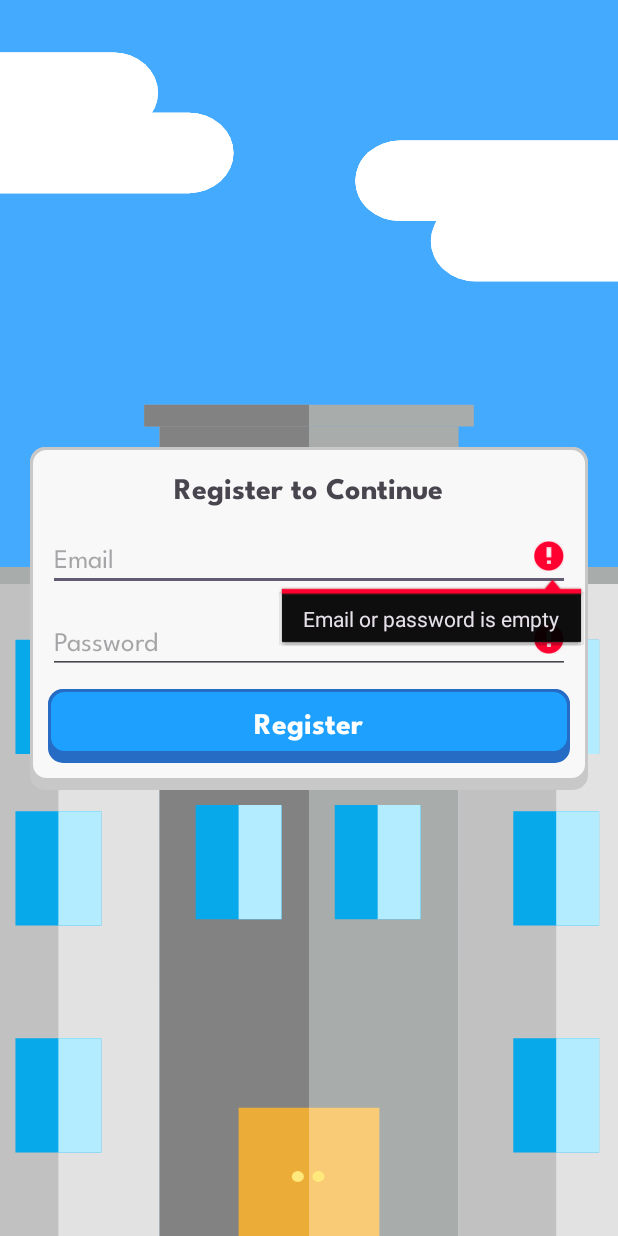
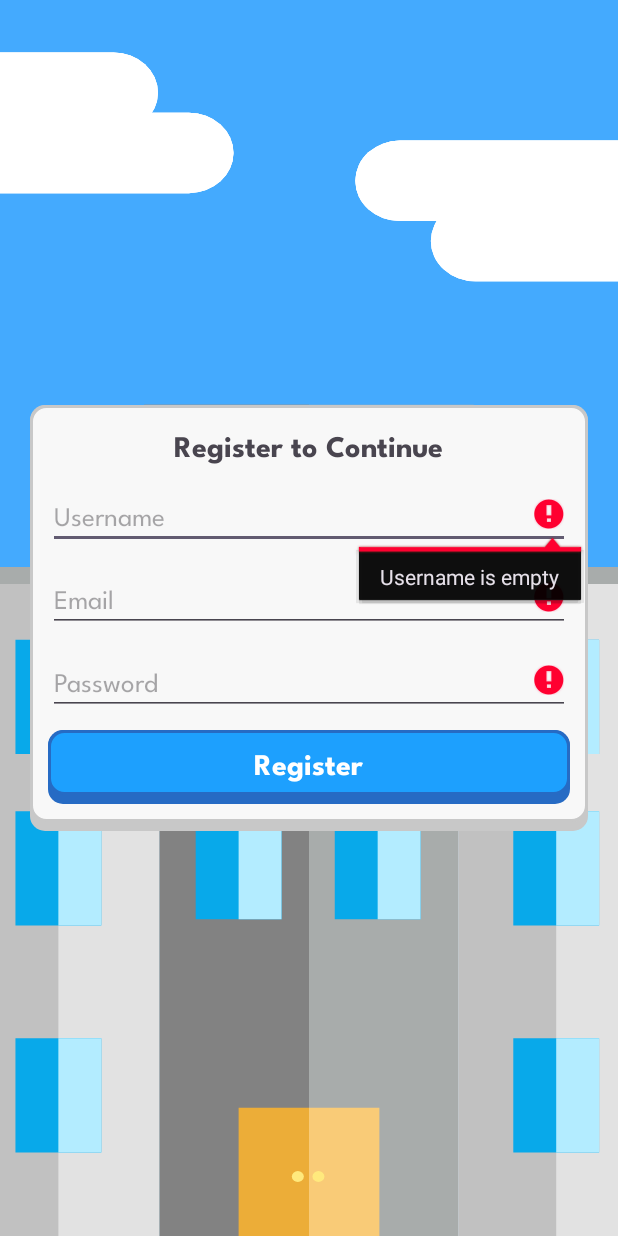
Before and after one commit to C242-PS009/HabitSagaAndroidApp, an Android app: the RegisterActivity screen opened directly, with no data from a screen before it, after a tap on "Register", on a phone screen of 412 x 824 dp. Run offline under Robolectric (Android 15) with nearby library versions, the phone set to English and light mode, and no system bars; our stand-ins replace Firebase (no records; nobody signed in at launch, a user with empty details on screens opened directly).

Commit message:
Update Register

```diff
--- a/app/src/main/java/com/c242_ps009/habitsaga/ui/auth/RegisterActivity.kt
+++ b/app/src/main/java/com/c242_ps009/habitsaga/ui/auth/RegisterActivity.kt
@@ -13,11 +13,13 @@ import androidx.core.view.WindowInsetsCompat
 import com.c242_ps009.habitsaga.databinding.ActivityRegisterBinding
 import com.google.firebase.auth.FirebaseAuth
 import com.google.firebase.auth.FirebaseAuthUserCollisionException
+import com.google.firebase.firestore.FirebaseFirestore
 
 class RegisterActivity : AppCompatActivity() {
 
     private lateinit var binding: ActivityRegisterBinding
     private lateinit var auth: FirebaseAuth
+    private lateinit var firestore: FirebaseFirestore
 
     override fun onCreate(savedInstanceState: Bundle?) {
         super.onCreate(savedInstanceState)
@@ -27,6 +29,7 @@ class RegisterActivity : AppCompatActivity() {
         setContentView(binding.root)
 
         auth = FirebaseAuth.getInstance()
+        firestore = FirebaseFirestore.getInstance()
 
         ViewCompat.setOnApplyWindowInsetsListener(binding.root) { v, insets ->
             val systemBars = insets.getInsets(WindowInsetsCompat.Type.systemBars())
@@ -37,9 +40,12 @@ class RegisterActivity : AppCompatActivity() {
         binding.cvRegister.setOnClickListener {
             val email = binding.etEmail.text.toString()
             val password = binding.etPassword.text.toString()
-            if (email.isEmpty() || password.isEmpty()) {
-                binding.etEmail.error = "Email or password is empty"
-                binding.etPassword.error = "Email or password is empty"
+            val name = binding.etUsername.text.toString()
+
+            if (email.isEmpty() || password.isEmpty() || name.isEmpty()) {
+                if (email.isEmpty()) binding.etEmail.error = "Email is empty"
+                if (password.isEmpty()) binding.etPassword.error = "Password is empty"
+                if (name.isEmpty()) binding.etUsername.error = "Username is empty"
                 return@setOnClickListener
             }
 
@@ -49,32 +55,32 @@ class RegisterActivity : AppCompatActivity() {
                 .addOnCompleteListener(this) { task ->
                     binding.progressBar.visibility = View.GONE
                     if (task.isSuccessful) {
-                        Toast.makeText(
-                            baseContext,
-                            "Register success.",
-                            Toast.LENGTH_SHORT,
-                        ).show()
+                        val user = auth.currentUser
+                        user?.let {
+                            val userData = hashMapOf(
+                                "name" to name
+                            )
+                            firestore.collection("users").document(user.uid)
+                                .set(userData)
+                                .addOnSuccessListener {
+                                    Toast.makeText(baseContext, "Register success.", Toast.LENGTH_SHORT).show()
 
-                        auth.signOut()
-
-                        val intent = Intent(this, LoginActivity::class.java)
-                        startActivity(intent)
-
+                                    auth.signOut()
+                                    val intent = Intent(this, LoginActivity::class.java)
+                                    startActivity(intent)
+                                }
+                                .addOnFailureListener { e ->
+                                    Log.w(TAG, "Error adding user data", e)
+                                    Toast.makeText(baseContext, "Failed to save user data", Toast.LENGTH_SHORT).show()
+                                }
+                        }
                     } else {
                         val exception = task.exception
                         if (exception is FirebaseAuthUserCollisionException) {
-                            Toast.makeText(
-                                baseContext,
-                                "The email address is already in use",
-                                Toast.LENGTH_SHORT,
-                            ).show()
+                            Toast.makeText(baseContext, "The email address is already in use", Toast.LENGTH_SHORT).show()
                         } else {
                             Log.w(TAG, "createUserWithEmail:failure", exception)
-                            Toast.makeText(
-                                baseContext,
-                                "Register failed.",
-                                Toast.LENGTH_SHORT,
-                            ).show()
+                            Toast.makeText(baseContext, "Register failed.", Toast.LENGTH_SHORT).show()
                         }
                     }
                 }
--- a/app/src/main/res/layout/activity_register.xml
+++ b/app/src/main/res/layout/activity_register.xml
@@ -29,6 +29,18 @@
                 android:fontFamily="@font/league_spartan_bold"
                 android:text="Register to Continue"
                 android:textSize="20sp" />
+
+            <Space
+                android:layout_width="match_parent"
+                android:layout_height="10dp" />
+
+            <EditText
+                android:id="@+id/et_username"
+                android:layout_width="match_parent"
+                android:layout_height="wrap_content"
+                android:fontFamily="@font/league_spartan_regular"
+                android:hint="Username"
+                android:inputType="text" />
 
             <Space
                 android:layout_width="match_parent"
```
